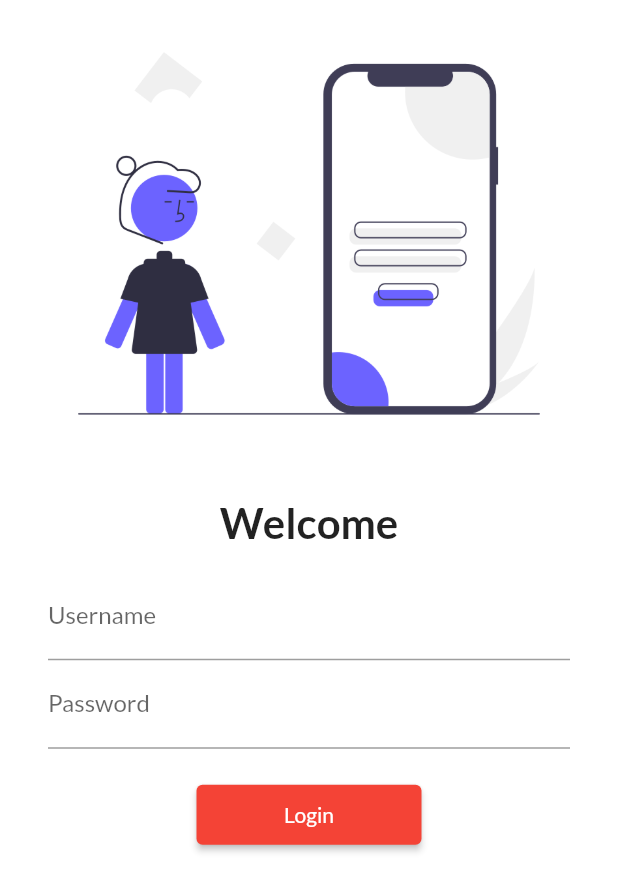
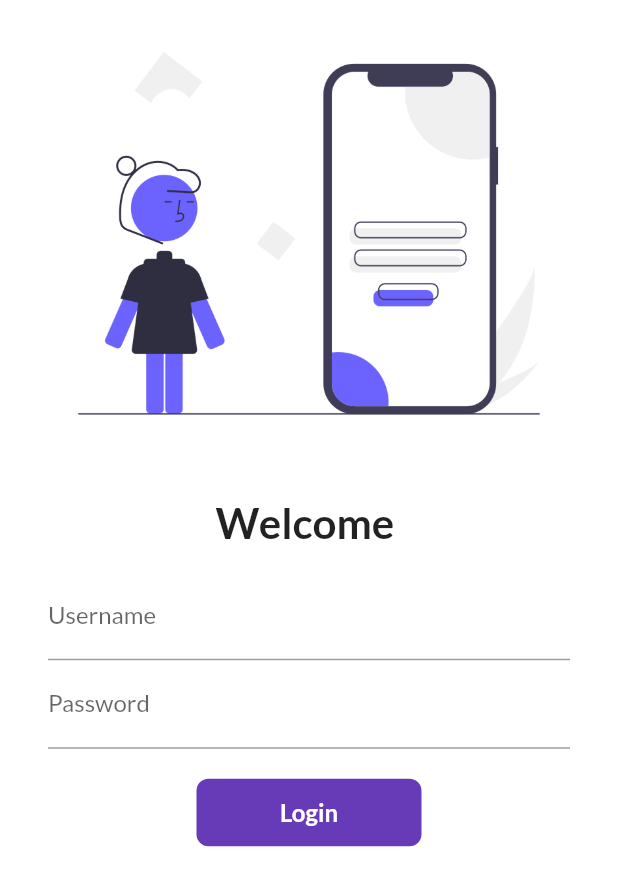
Before and after one commit to aditya002ai/30daysOfFlutter, a Flutter app: the screen it shows after launch, on a phone screen of 412 x 824 dp. Shown: the top 892 px of the screen. Run offline on Flutter 3.47's test engine with Material 2 defaults, Android fonts, the phone set to English and light mode, and no system bars; our stand-ins replace google_fonts.

Commit message:
DAY 6 completed

```diff
--- a/lib/pages/login_page.dart
+++ b/lib/pages/login_page.dart
@@ -1,9 +1,16 @@
 import 'package:flutter/material.dart';
 import 'package:flutter_catelog/utils/routes.dart';
 
-class LoginPage extends StatelessWidget {
+class LoginPage extends StatefulWidget {
   // const ({ Key? key }) : super(key: key);
 
+  @override
+  _LoginPageState createState() => _LoginPageState();
+}
+
+class _LoginPageState extends State<LoginPage> {
+  String name = "";
+  bool changeButton = false;
   @override
   Widget build(BuildContext context) {
     return Material(
@@ -19,7 +26,7 @@ class LoginPage extends StatelessWidget {
                 height: 20,
               ),
               Text(
-                "Welcome",
+                "Welcome $name",
                 style: TextStyle(fontSize: 28, fontWeight: FontWeight.bold),
               ),
               Padding(
@@ -30,6 +37,10 @@ class LoginPage extends StatelessWidget {
                     TextFormField(
                       decoration: InputDecoration(
                           hintText: "Enter Username", labelText: 'Username'),
+                      onChanged: (value) {
+                        name = value;
+                        setState(() {});
+                      },
                     ),
                     TextFormField(
                       obscureText: true,
@@ -39,14 +50,46 @@ class LoginPage extends StatelessWidget {
                     SizedBox(
                       height: 20,
                     ),
-                    ElevatedButton(
-                      onPressed: () {
+                    InkWell(
+                      onTap: () async {
+                        setState(() {
+                          changeButton = true;
+                        });
+                        await Future.delayed(Duration(seconds: 1));
                         Navigator.pushNamed(context, MyRoutes.homeRoute);
-                        print('login click');
                       },
-                      child: Text('Login'),
-                      style: TextButton.styleFrom(minimumSize: Size(150, 40)),
+                      child: AnimatedContainer(
+                        duration: Duration(seconds: 1),
+                        width: changeButton ? 45 : 150,
+                        height: 45,
+                        alignment: Alignment.center,
+                        child: changeButton
+                            ? Icon(
+                                Icons.done,
+                                color: Colors.white,
+                              )
+                            : Text(
+                                'Login',
+                                style: TextStyle(
+                                    color: Colors.white,
+                                    fontWeight: FontWeight.bold,
+                                    fontSize: 16),
+                              ),
+                        decoration: BoxDecoration(
+                            color: Colors.deepPurple,
+                            borderRadius:
+                                BorderRadius.circular(changeButton ? 45 : 8)),
+                      ),
                     )
+
+                    // ElevatedButton(
+                    //   onPressed: () {
+                    //     Navigator.pushNamed(context, MyRoutes.homeRoute);
+                    //     print('login click');
+                    //   },
+                    //   child: Text('Login'),
+                    //   style: TextButton.styleFrom(minimumSize: Size(150, 40)),
+                    // )
                   ],
                 ),
               )
```
